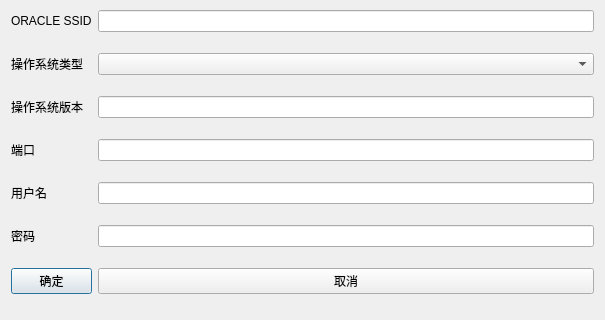
Before: the Qt Designer form DBVerify/dbitemdialog.ui in FMX/qt-gui, drawn with Qt 5; both pictures show x 0 to 605 and y 188 to 508 of the 605 by 508 pixel window.
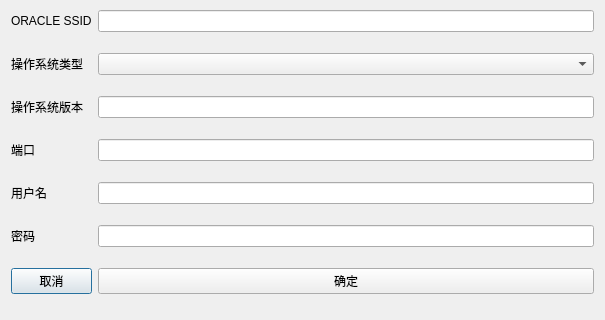
After: the same form once the commit is applied.

```diff
--- a/DBVerify/dbitemdialog.ui
+++ b/DBVerify/dbitemdialog.ui
@@ -117,19 +117,19 @@
       <widget class="QLineEdit" name="lineEdit"/>
      </item>
      <item row="10" column="0">
-      <widget class="QPushButton" name="btnConfirm">
-       <property name="text">
-        <string>确定</string>
-       </property>
-      </widget>
-     </item>
-     <item row="10" column="1">
       <widget class="QPushButton" name="btnCancel">
        <property name="text">
         <string>取消</string>
        </property>
       </widget>
      </item>
+     <item row="10" column="1">
+      <widget class="QPushButton" name="btnConfirm">
+       <property name="text">
+        <string>确定</string>
+       </property>
+      </widget>
+     </item>
     </layout>
    </item>
   </layout>
```
Left out of the diff: 20 changed lines with no effect on the pictures.
